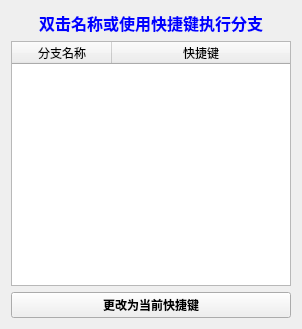
Qt form 窗体/分支执行.ui (FsterThanLight/automatic_clicker_2) before a commit.
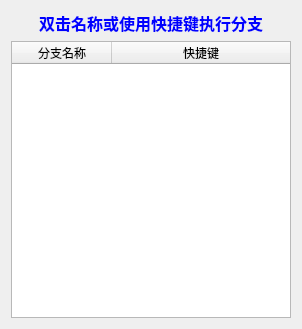
The same form after that commit.

Commit message: 2024年6月13日00:31:23 重写分支执行窗口

```diff
--- a/窗体/分支执行.ui
+++ b/窗体/分支执行.ui
@@ -158,20 +158,6 @@
      </column>
     </widget>
    </item>
-   <item>
-    <widget class="QPushButton" name="pushButton_2">
-     <property name="font">
-      <font>
-       <family>微软雅黑</family>
-       <weight>75</weight>
-       <bold>true</bold>
-      </font>
-     </property>
-     <property name="text">
-      <string>更改为当前快捷键</string>
-     </property>
-    </widget>
-   </item>
   </layout>
  </widget>
  <resources/>
```
Left out of the diff: 7 changed lines with no effect on the pictures. The commit also changes 9 other files.
